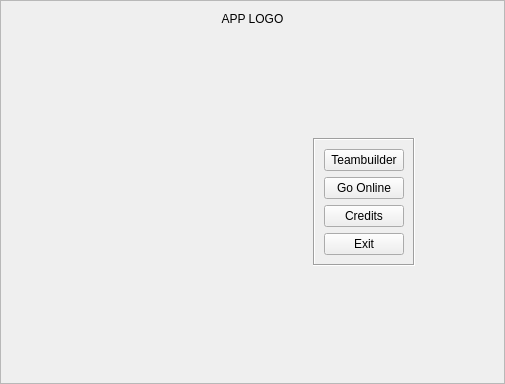
po-devs/pokemon-online, file src/Teambuilder/menu.ui: the form before one commit.
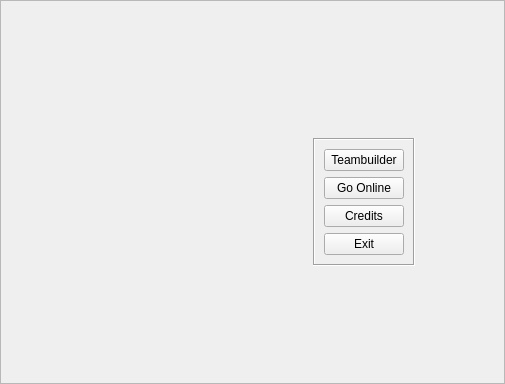
The form after the commit.

Commit message: Commented out some useless pritns

```diff
--- a/src/Teambuilder/menu.ui
+++ b/src/Teambuilder/menu.ui
@@ -23,7 +23,7 @@
    <item row="0" column="0" colspan="4">
     <widget class="QLabel" name="appLogo">
      <property name="text">
-      <string>APP LOGO</string>
+      <string/>
      </property>
      <property name="alignment">
       <set>Qt::AlignCenter</set>
```
The commit also changes 2 other files.
